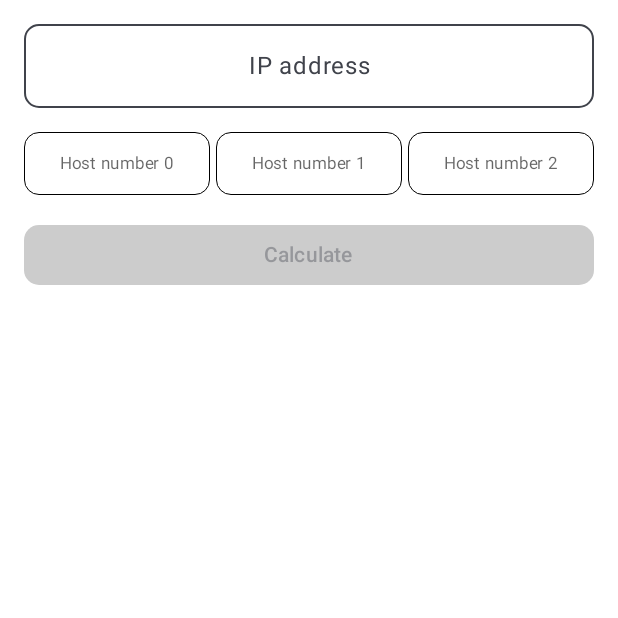
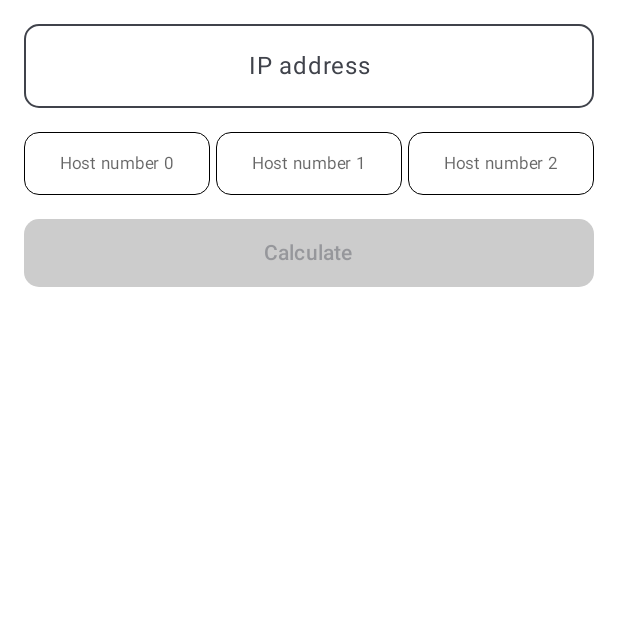
Before and after one commit to ayoubElhoucine/VlsmCalculator, an Android app built with Jetpack Compose: the screen it shows after launch (MainActivity), on a phone screen of 412 x 824 dp, the top half of it. Run offline under Robolectric (Android 15) with nearby library versions, the phone set to English and light mode, and no system bars.

Commit message:
working on vlsm screen ui 65%

```diff
--- a/VlsmCalculator/src/main/java/com/vlsm/vlsmcalculator/ui/components/MyButton.kt
+++ b/VlsmCalculator/src/main/java/com/vlsm/vlsmcalculator/ui/components/MyButton.kt
@@ -2,6 +2,7 @@ package com.vlsm.vlsmcalculator.ui.components
 
 import androidx.compose.foundation.layout.RowScope
 import androidx.compose.foundation.layout.fillMaxWidth
+import androidx.compose.foundation.layout.height
 import androidx.compose.foundation.shape.RoundedCornerShape
 import androidx.compose.material3.Button
 import androidx.compose.material3.ButtonDefaults
@@ -12,13 +13,14 @@ import androidx.compose.ui.unit.dp
 
 @Composable
 internal fun MyButton(
+    modifier: Modifier = Modifier,
     onClick: () -> Unit,
     enabled: Boolean = true,
     color: Color = Color.DarkGray,
     content: @Composable RowScope.() -> Unit
 ) {
     Button(
-        modifier = Modifier.fillMaxWidth(),
+        modifier = modifier.fillMaxWidth().height(45.dp),
         onClick = onClick,
         enabled = enabled,
         shape = RoundedCornerShape(10.dp),
```
